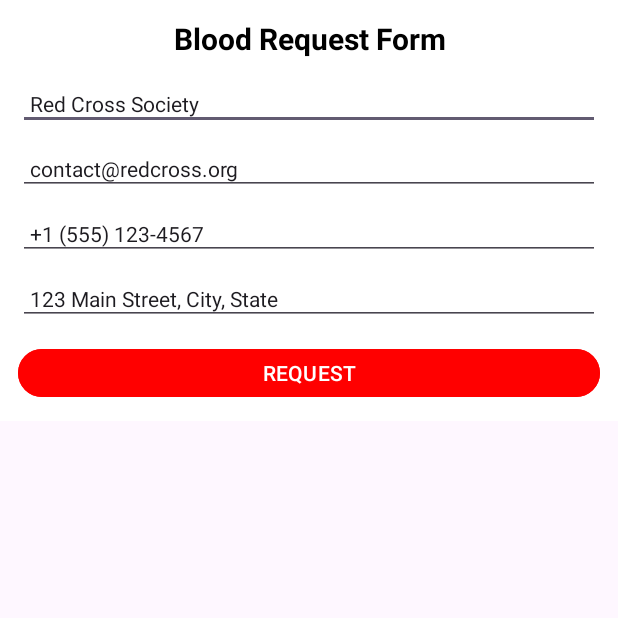
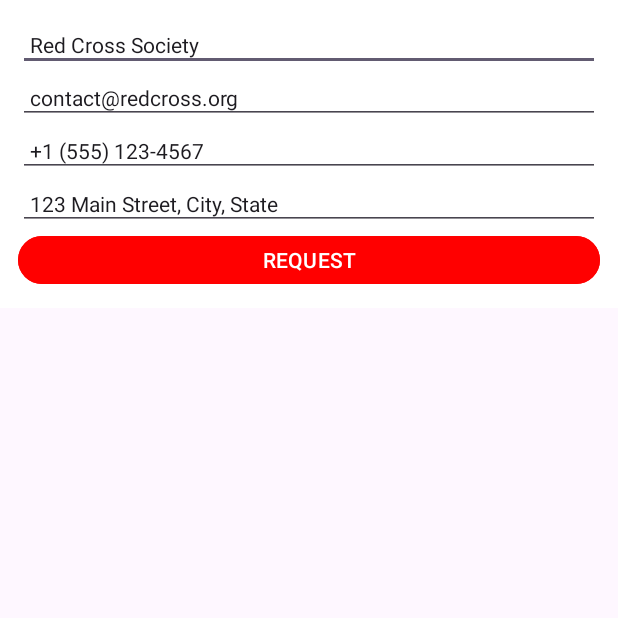
Before and after one commit to Rabindra-Bhattarai/BloodAidOfficial, an Android app: the Single_blood_item_Activity screen opened directly, with no data from a screen before it, on a phone screen of 412 x 824 dp, the top half of it. Run offline under Robolectric (Android 15) with nearby library versions, the phone set to English and light mode, and no system bars; 1 statement that could not run was skipped.

Commit message:
blood activity

```diff
--- a/app/src/main/java/com/example/blood_aid/ui/activity/Single_blood_item_Activity.kt
+++ b/app/src/main/java/com/example/blood_aid/ui/activity/Single_blood_item_Activity.kt
@@ -11,7 +11,7 @@
     override fun onCreate(savedInstanceState: Bundle?) {
         super.onCreate(savedInstanceState)
         enableEdgeToEdge()
-        setContentView(R.layout.activity_single_blood_item)
+        setContentView(R.layout.single_blood_item)
         ViewCompat.setOnApplyWindowInsetsListener(findViewById(R.id.main)) { v, insets ->
             val systemBars = insets.getInsets(WindowInsetsCompat.Type.systemBars())
             v.setPadding(systemBars.left, systemBars.top, systemBars.right, systemBars.bottom)
--- a/app/src/main/res/layout/activity_single_blood_item.xml
+++ /dev/null
@@ -1,71 +0,0 @@
-<?xml version="1.0" encoding="utf-8"?>
-<LinearLayout xmlns:android="http://schemas.android.com/apk/res/android"
-    xmlns:tools="http://schemas.android.com/tools"
-    android:layout_width="match_parent"
-    android:layout_height="wrap_content"
-    android:orientation="vertical"
-    android:padding="12dp"
-    android:background="@color/white"
->
-    <TextView
-        android:layout_width="match_parent"
-        android:layout_height="wrap_content"
-        android:text="Blood Request Form"
-        android:textSize="20sp"
-        android:textStyle="bold"
-        android:textColor="@color/black"
-        android:gravity="center"
-        android:layout_marginBottom="12dp" />
-
-    <EditText
-        android:id="@+id/editTextOrganization"
-        android:layout_width="match_parent"
-        android:layout_height="wrap_content"
-        android:hint="NAME OF ORGANIZATION"
-        android:text="Red Cross Society"
-        android:textSize="14sp"
-        android:padding="8dp"
-        android:layout_marginBottom="8dp" />
-
-    <EditText
-        android:id="@+id/editTextEmail"
-        android:layout_width="match_parent"
-        android:layout_height="wrap_content"
-        android:hint="EMAIL"
-        android:text="contact@redcross.org"
-        android:textSize="14sp"
-        android:inputType="textEmailAddress"
-        android:padding="8dp"
-        android:layout_marginBottom="8dp" />
-
-    <EditText
-        android:id="@+id/editTextPhone"
-        android:layout_width="match_parent"
-        android:layout_height="wrap_content"
-        android:hint="PHONE NUMBER"
-        android:text="+1 (555) 123-4567"
-        android:textSize="14sp"
-        android:inputType="phone"
-        android:padding="8dp"
-        android:layout_marginBottom="8dp" />
-
-    <EditText
-        android:id="@+id/editTextLocation"
-        android:layout_width="match_parent"
-        android:layout_height="wrap_content"
-        android:hint="LOCATION"
-        android:text="123 Main Street, City, State"
-        android:textSize="14sp"
-        android:padding="8dp"
-        android:layout_marginBottom="12dp" />
-
-    <Button
-        android:id="@+id/buttonRequest"
-        android:layout_width="match_parent"
-        android:layout_height="40dp"
-        android:text="REQUEST"
-        android:textSize="14sp"
-        android:backgroundTint="#FF0000"
-        android:textColor="#FFFFFF" />
-
-</LinearLayout>
--- /dev/null
+++ b/app/src/main/res/layout/single_blood_item.xml
@@ -0,0 +1,77 @@
+<?xml version="1.0" encoding="utf-8"?>
+<androidx.constraintlayout.widget.ConstraintLayout xmlns:android="http://schemas.android.com/apk/res/android"
+    xmlns:app="http://schemas.android.com/apk/res-auto"
+    xmlns:tools="http://schemas.android.com/tools"
+    android:layout_width="match_parent"
+    android:layout_height="wrap_content"
+    android:padding="12dp"
+    android:background="@color/white">
+
+    <EditText
+        android:id="@+id/editTextOrganization"
+        android:layout_width="0dp"
+        android:layout_height="wrap_content"
+        android:hint="NAME OF ORGANIZATION"
+        android:text="Red Cross Society"
+        android:textSize="14sp"
+        android:padding="8dp"
+        android:layout_marginBottom="8dp"
+        app:layout_constraintTop_toTopOf="parent"
+        app:layout_constraintStart_toStartOf="parent"
+        app:layout_constraintEnd_toEndOf="parent" />
+
+    <EditText
+        android:id="@+id/editTextEmail"
+        android:layout_width="0dp"
+        android:layout_height="wrap_content"
+        android:hint="EMAIL"
+        android:text="contact@redcross.org"
+        android:textSize="14sp"
+        android:inputType="textEmailAddress"
+        android:padding="8dp"
+        android:layout_marginBottom="8dp"
+        app:layout_constraintTop_toBottomOf="@id/editTextOrganization"
+        app:layout_constraintStart_toStartOf="parent"
+        app:layout_constraintEnd_toEndOf="parent" />
+
+    <EditText
+        android:id="@+id/editTextPhone"
+        android:layout_width="0dp"
+        android:layout_height="wrap_content"
+        android:hint="PHONE NUMBER"
+        android:text="+1 (555) 123-4567"
+        android:textSize="14sp"
+        android:inputType="phone"
+        android:padding="8dp"
+        android:layout_marginBottom="8dp"
+        app:layout_constraintTop_toBottomOf="@id/editTextEmail"
+        app:layout_constraintStart_toStartOf="parent"
+        app:layout_constraintEnd_toEndOf="parent" />
+
+    <EditText
+        android:id="@+id/editTextLocation"
+        android:layout_width="0dp"
+        android:layout_height="wrap_content"
+        android:hint="LOCATION"
+        android:text="123 Main Street, City, State"
+        android:textSize="14sp"
+        android:padding="8dp"
+        android:layout_marginBottom="12dp"
+        app:layout_constraintTop_toBottomOf="@id/editTextPhone"
+        app:layout_constraintStart_toStartOf="parent"
+        app:layout_constraintEnd_toEndOf="parent" />
+
+    <Button
+        android:id="@+id/buttonRequest"
+        android:layout_width="0dp"
+        android:layout_height="40dp"
+        android:text="REQUEST"
+        android:textSize="14sp"
+        android:backgroundTint="#FF0000"
+        android:textColor="#FFFFFF"
+        app:layout_constraintTop_toBottomOf="@id/editTextLocation"
+        app:layout_constraintStart_toStartOf="parent"
+        app:layout_constraintEnd_toEndOf="parent"
+        app:layout_constraintBottom_toBottomOf="parent" />
+
+</androidx.constraintlayout.widget.ConstraintLayout>
```
Also changed, not shown: app/src/main/java/com/example/blood_aid/ui/activity/NgoPanelActivity.kt (deleted, +0 -21 lines), app/src/main/res/layout/activity_change_password.xml (+1 -7 lines), app/src/main/res/layout/activity_ngo_panel.xml (deleted, +0 -215 lines).
